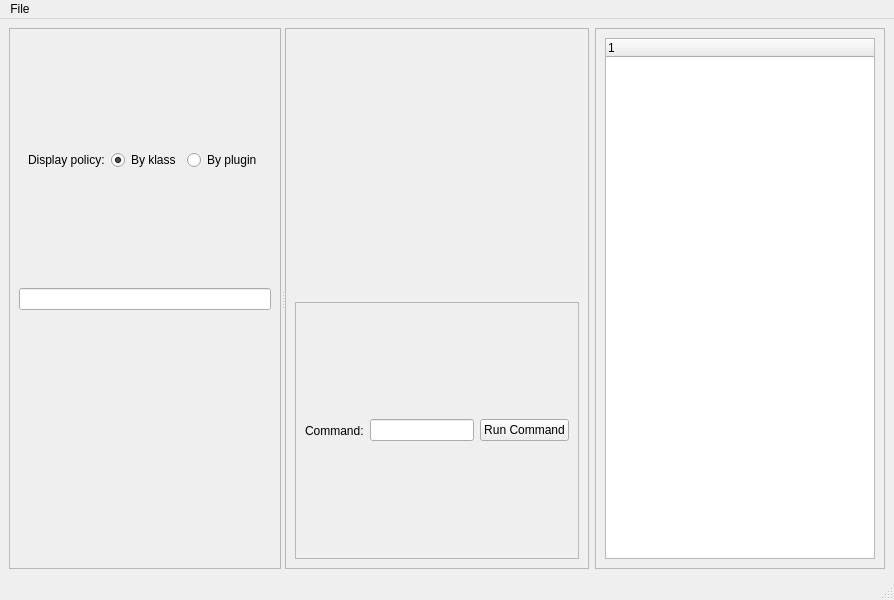
Above: src/Gui/ui_files/MainWindow.ui from loganek/gstcreator before the change. Below: the same form after it.
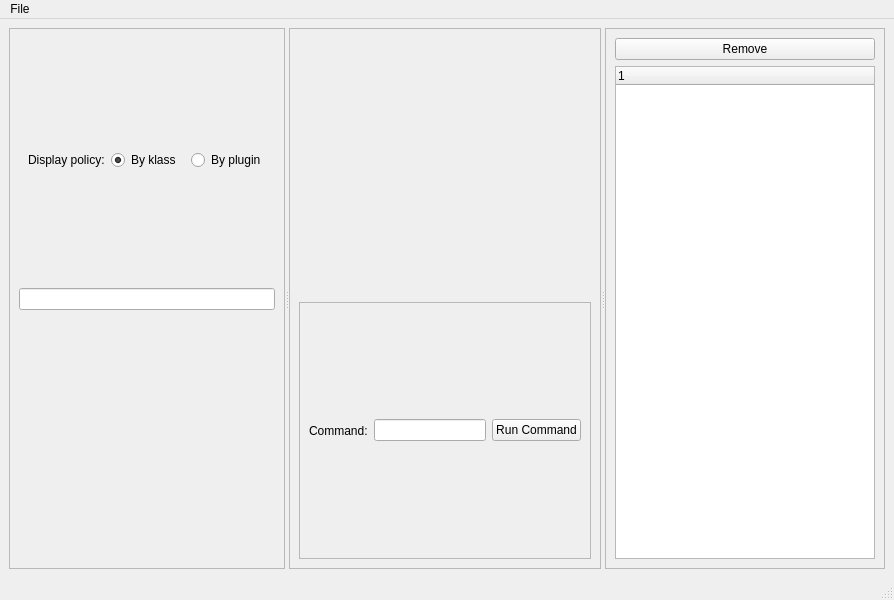
That is the form after the change.

Commit message: implemented "remove" button

```diff
--- a/src/Gui/ui_files/MainWindow.ui
+++ b/src/Gui/ui_files/MainWindow.ui
@@ -15,7 +15,7 @@
   </property>
   <widget class="QWidget" name="centralwidget">
    <layout class="QGridLayout" name="gridLayout">
-    <item row="0" column="0">
+    <item row="0" column="1">
      <widget class="QSplitter" name="splitter">
       <property name="sizePolicy">
        <sizepolicy hsizetype="Expanding" vsizetype="Expanding">
@@ -139,9 +139,6 @@
         </item>
        </layout>
       </widget>
-     </widget>
-    </item>
-    <item row="0" column="1">
      <widget class="QFrame" name="frame_4">
       <property name="frameShape">
        <enum>QFrame::StyledPanel</enum>
@@ -149,8 +146,15 @@
       <property name="frameShadow">
        <enum>QFrame::Raised</enum>
       </property>
-      <layout class="QGridLayout" name="gridLayout_3">
-       <item row="0" column="0">
+       <layout class="QVBoxLayout" name="verticalLayout_3">
+        <item>
+         <widget class="QPushButton" name="removeObjectButton">
+          <property name="text">
+           <string>Remove</string>
+          </property>
+         </widget>
+        </item>
+        <item>
         <widget class="QTreeWidget" name="objectInfoTreeWidget">
          <column>
           <property name="text">
@@ -160,6 +164,7 @@
         </widget>
        </item>
       </layout>
+      </widget>
      </widget>
     </item>
    </layout>
```
Lines whose indentation alone changed are shown as unchanged. The commit also changes 7 other files.
